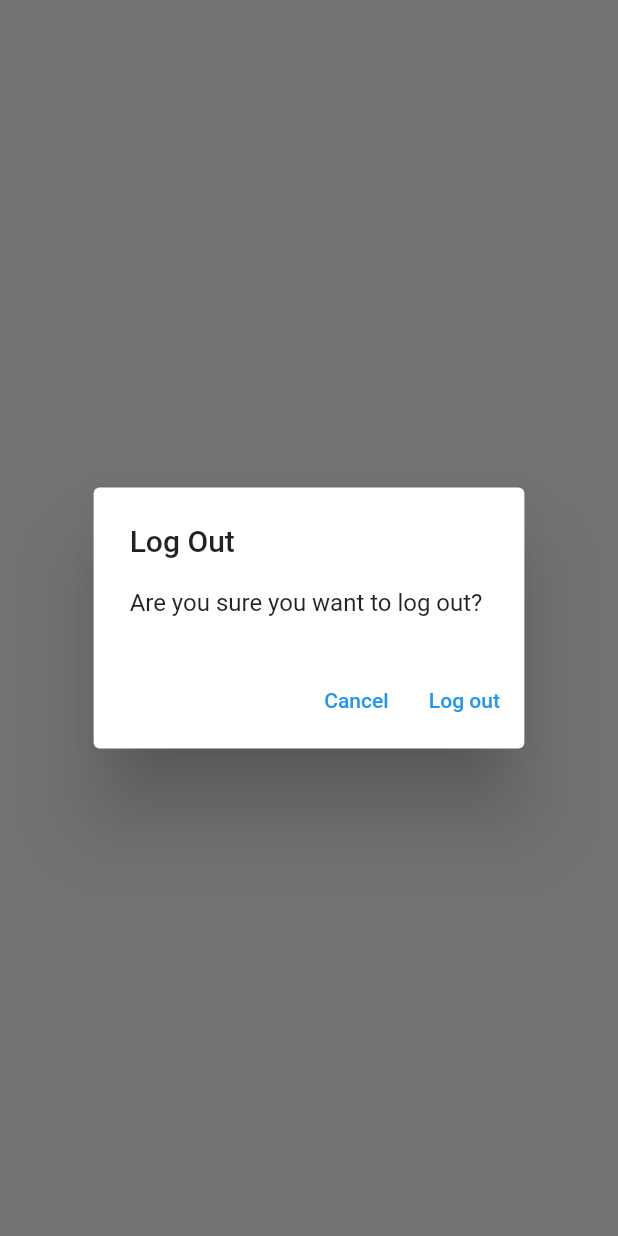
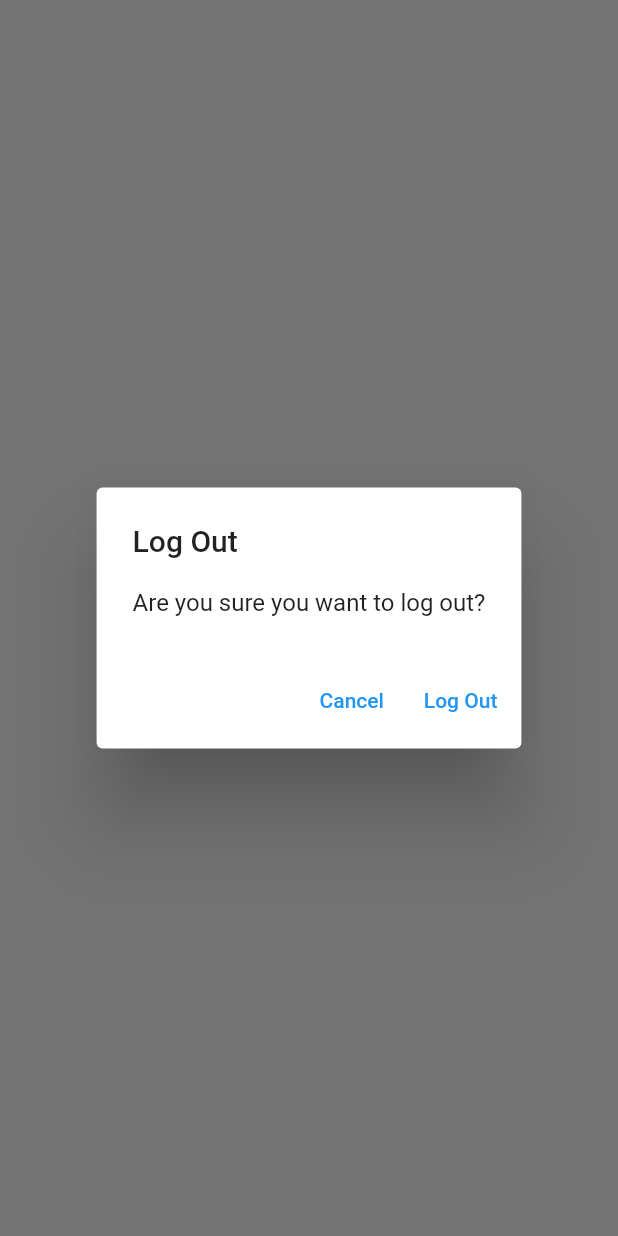
Before and after one commit to SediqeZangane/Vandad_Flutter_Project, a Flutter app: what showLogOutDialog() shows on an empty page, opened directly, on a phone screen of 412 x 824 dp. Run offline on Flutter 3.47's test engine with Material 2 defaults, Android fonts, the phone set to English and light mode, and no system bars; our stand-ins replace firebase_auth, firebase_core, sqflite; accounts and stored records are empty; network calls fail.

Commit message:
up to chapter 34

```diff
--- a/lib/main.dart
+++ b/lib/main.dart
@@ -73,26 +73,26 @@ class HomePage extends StatelessWidget {
   }
 }
 
-Future<bool> showLogOutDialog(BuildContext context) {
-  return showDialog(
-    context: context,
-    builder: (context) {
-      return AlertDialog(
-        title: const Text('Log Out'),
-        content: const Text('Are you sure you want to log out? '),
-        actions: [
-          TextButton(
-              onPressed: () {
-                Navigator.of(context).pop(false);
-              },
-              child: const Text('Cancel')),
-          TextButton(
-              onPressed: () {
-                Navigator.of(context).pop(true);
-              },
-              child: const Text('Log out')),
-        ],
-      );
-    },
-  ).then((value) => value ?? false);
-}
+// Future<bool> showLogOutDialog(BuildContext context) {
+//   return showDialog(
+//     context: context,
+//     builder: (context) {
+//       return AlertDialog(
+//         title: const Text('Log Out'),
+//         content: const Text('Are you sure you want to log out? '),
+//         actions: [
+//           TextButton(
+//               onPressed: () {
+//                 Navigator.of(context).pop(false);
+//               },
+//               child: const Text('Cancel')),
+//           TextButton(
+//               onPressed: () {
+//                 Navigator.of(context).pop(true);
+//               },
+//               child: const Text('Log out')),
+//         ],
+//       );
+//     },
+//   ).then((value) => value ?? false);
+// }
--- /dev/null
+++ b/lib/utilities/dialogs/generic_dialog.dart
@@ -0,0 +1,34 @@
+import 'package:flutter/material.dart';
+
+typedef DialogOptionBuilder<T> = Map<String, T?> Function();
+
+Future<T?> showGenericDialog<T>({
+  required BuildContext context,
+  required String title,
+  required String content,
+  required DialogOptionBuilder optionsBuilder,
+}) {
+  final options = optionsBuilder();
+  return showDialog<T>(
+    context: context,
+    builder: (context) {
+      return AlertDialog(
+        title: Text(title),
+        content: Text(content),
+        actions: options.keys.map((optionTitle) {
+          final value = options[optionTitle];
+          return TextButton(
+            onPressed: () {
+              if (value != null) {
+                Navigator.of(context).pop(value);
+              } else {
+                Navigator.of(context).pop();
+              }
+            },
+            child: Text(optionTitle),
+          );
+        }).toList(),
+      );
+    },
+  );
+}
--- /dev/null
+++ b/lib/utilities/dialogs/logout_dialog.dart
@@ -0,0 +1,16 @@
+import 'package:flutter/material.dart';
+import 'package:vandad_flutter_project/utilities/dialogs/generic_dialog.dart';
+
+Future<bool> showLogOutDialog(BuildContext context) {
+  return showGenericDialog<bool>(
+    context: context,
+    title:'Log Out',
+    content:'Are you sure you want to log out?',
+    optionsBuilder: () => {
+     'Cancel': false,
+     'Log Out': true,
+    },
+  ).then(
+        (value) => value ?? false,
+  );
+}
--- a/lib/views/login_view.dart
+++ b/lib/views/login_view.dart
@@ -1,7 +1,7 @@
 import 'package:flutter/material.dart';
 import 'package:vandad_flutter_project/constants/routes.dart';
-import 'package:vandad_flutter_project/utilities/show_error_dialog.dart';
 import 'package:vandad_flutter_project/services/auth/auth_service.dart';
+import 'package:vandad_flutter_project/utilities/dialogs/error_dialog.dart';
 
 import '../services/auth/auth_exceptions.dart';
 
--- a/lib/views/register_view.dart
+++ b/lib/views/register_view.dart
@@ -1,8 +1,8 @@
 import 'package:flutter/material.dart';
 import 'package:vandad_flutter_project/constants/routes.dart';
 import 'package:vandad_flutter_project/services/auth/auth_exceptions.dart';
-import 'package:vandad_flutter_project/utilities/show_error_dialog.dart';
 import 'package:vandad_flutter_project/services/auth/auth_service.dart';
+import 'package:vandad_flutter_project/utilities/dialogs/error_dialog.dart';
 
 class RegisterView extends StatefulWidget {
   const RegisterView({Key? key}) : super(key: key);
```
Also changed, not shown: lib/utilities/dialogs/delete_dialog.dart (added, +16 -0 lines), lib/utilities/dialogs/error_dialog.dart (added, +16 -0 lines), lib/utilities/show_error_dialog.dart (deleted, +0 -23 lines), lib/views/notes/notes_list_view.dart (added, +50 -0 lines), lib/views/notes/notes_view.dart (+6 -13 lines).
